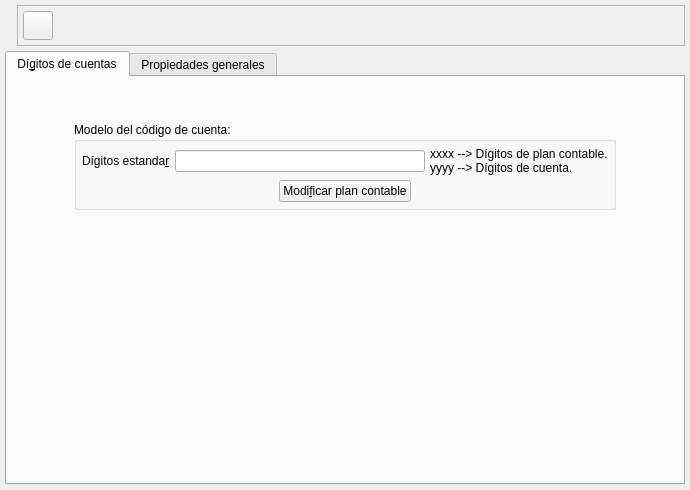
Old version of the form bulmages/bulmacont/src/propiedadesempresabase.ui in the repository eboladev/Bulmages-1.
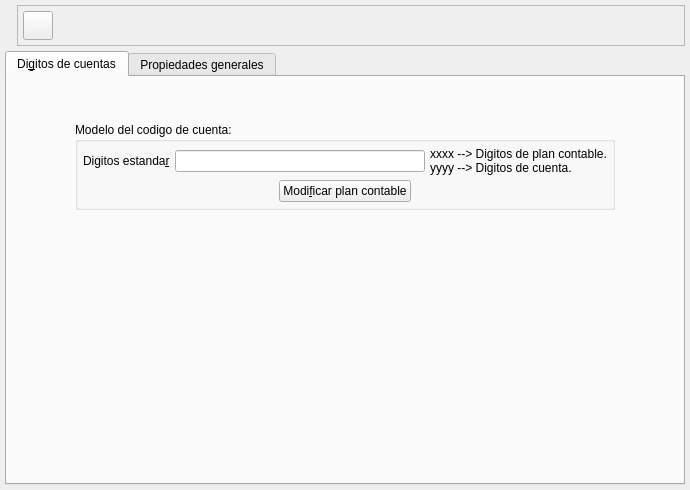
New version of the form. Icons and pictures are not drawn. Custom widgets are drawn as their Qt base class.

Commit message: Cambios de gettext. - Eliminacion de acentos en el codigo. - Catálogos de mensages nuevos. - Eliminacion de binarios antiguos de qtranslate. - Bug de update_pots. Ahora hace el target.

Patch:
```diff
--- a/bulmages/bulmacont/src/propiedadesempresabase.ui
+++ b/bulmages/bulmacont/src/propiedadesempresabase.ui
@@ -114,7 +114,7 @@
      </property>
      <widget class="QWidget" name="tab1" >
       <attribute name="title" >
-       <string>Dí&amp;gitos de cuentas</string>
+       <string>Di&amp;gitos de cuentas</string>
       </attribute>
       <layout class="QGridLayout" >
        <property name="margin" >
@@ -139,7 +139,7 @@
        <item row="1" column="1" colspan="2" >
         <widget class="QGroupBox" name="groupBox" >
          <property name="title" >
-          <string>Modelo del código de cuenta:</string>
+          <string>Modelo del codigo de cuenta:</string>
          </property>
          <layout class="QGridLayout" >
           <property name="margin" >
@@ -159,7 +159,7 @@
             <item>
              <widget class="QLabel" name="TextLabel1_2" >
               <property name="text" >
-               <string>Dígitos estanda&amp;r</string>
+               <string>Digitos estanda&amp;r</string>
               </property>
               <property name="buddy" >
                <cstring>modcodigo</cstring>
@@ -182,8 +182,8 @@
             <item>
              <widget class="QLabel" name="TextLabel2" >
               <property name="text" >
-               <string>xxxx --> Dígitos de plan contable.
-yyyy --> Dígitos de cuenta.</string>
+               <string>xxxx --> Digitos de plan contable.
+yyyy --> Digitos de cuenta.</string>
               </property>
              </widget>
             </item>
```
The commit also changes 220 other files.
